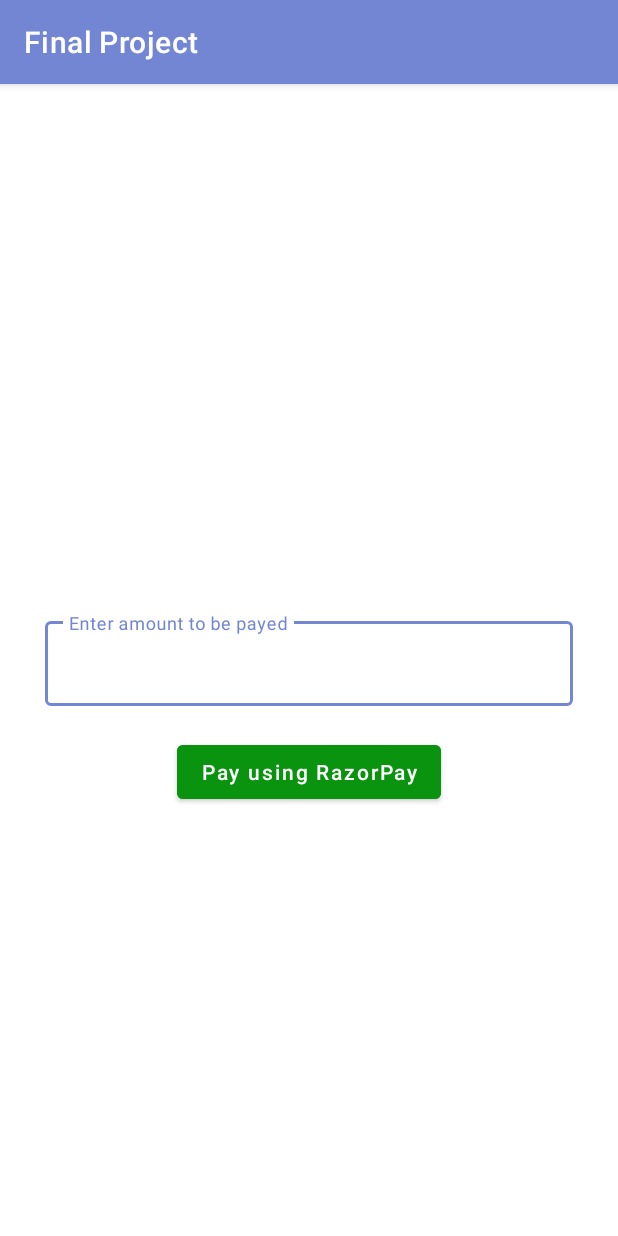
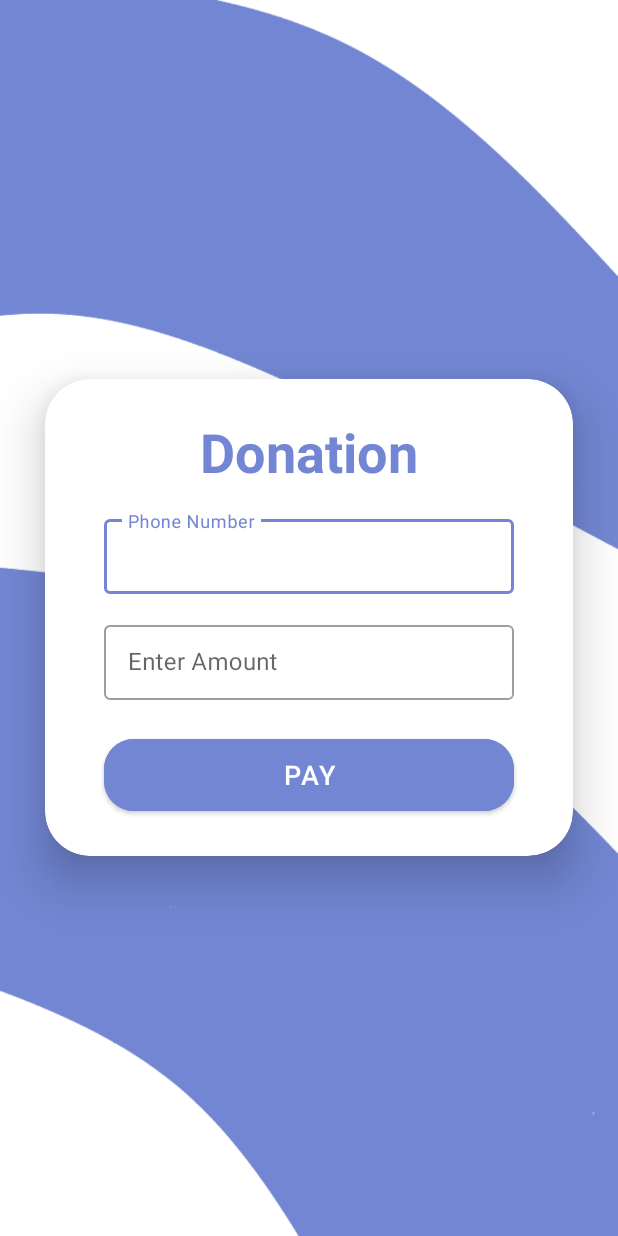
Before and after one commit to Pav10s/FinalProject, an Android app: the screen it shows after launch once a user with an empty profile is signed in (Donation), in the options menu, after a tap on "Donations", on a phone screen of 412 x 824 dp. Run offline under Robolectric (Android 15) with nearby library versions, the phone set to English and light mode, and no system bars; our stand-ins replace Firebase (no records; nobody signed in at launch, a user with empty details on screens opened directly); libraries missing offline, so code that uses them is left out: com.razorpay, org.checkerframework.dataflow; Roboto replaces fonts that are not available here.

Commit message:
Added Payment, Some changes in color theme

```diff
--- a/app/src/main/java/com/example/finalproject/Donation.java
+++ b/app/src/main/java/com/example/finalproject/Donation.java
@@ -1,6 +1,7 @@
 package com.example.finalproject;
 
 import android.os.Bundle;
+import android.text.TextUtils;
 import android.view.View;
 import android.widget.Button;
 import android.widget.EditText;
@@ -21,13 +22,14 @@ public class Donation extends AppCompatActivity implements PaymentResultListener
     FirebaseAuth mAuth;
     FirebaseUser user;
     String email;
-    private EditText amountEdt;
+    private EditText amountEdt, ph_number;
     private Button payBtn;
 
     @Override
     protected void onCreate(Bundle savedInstanceState) {
         super.onCreate(savedInstanceState);
         setContentView(R.layout.activity_donations);
+        getSupportActionBar().hide();
 
         mAuth = FirebaseAuth.getInstance();
         user =mAuth.getCurrentUser();
@@ -35,6 +37,7 @@ public class Donation extends AppCompatActivity implements PaymentResultListener
 
         // initializing all our variables.
         amountEdt = findViewById(R.id.idEdtAmount);
+        ph_number = findViewById(R.id.ph_number);
         payBtn = findViewById(R.id.idBtnPay);
 
         // adding on click listener to our button.
@@ -44,6 +47,13 @@ public class Donation extends AppCompatActivity implements PaymentResultListener
                 // on below line we are getting
                 // amount that is entered by user.
                 String samount = amountEdt.getText().toString();
+                String phnumber = ph_number.getText().toString();
+
+                if (TextUtils.isEmpty(samount) || TextUtils.isEmpty(phnumber))
+                    amountEdt.setError("This field cannot be empty");
+
+
+                else {
 
                     // rounding off the amount.
                     int amount = Math.round(Float.parseFloat(samount) * 100);
@@ -75,7 +85,7 @@ public class Donation extends AppCompatActivity implements PaymentResultListener
                         object.put("amount", amount);
 
                         // put mobile number
-                    object.put("prefill.contact", "7306158986");
+                        object.put("prefill.contact", phnumber);
 
                         // put email
                         object.put("prefill.email", email);
@@ -84,6 +94,7 @@ public class Donation extends AppCompatActivity implements PaymentResultListener
                         checkout.open(Donation.this, object);
                     } catch (JSONException e) {
                         e.printStackTrace();
+                    }
                 }
             }
         });
--- a/app/src/main/res/layout/activity_donations.xml
+++ b/app/src/main/res/layout/activity_donations.xml
@@ -1,39 +1,106 @@
 <?xml version="1.0" encoding="utf-8"?>
-<RelativeLayout xmlns:android="http://schemas.android.com/apk/res/android"
+<LinearLayout
+xmlns:android="http://schemas.android.com/apk/res/android"
 xmlns:app="http://schemas.android.com/apk/res-auto"
 xmlns:tools="http://schemas.android.com/tools"
 android:layout_width="match_parent"
 android:layout_height="match_parent"
-    tools:context=".Donation">
+android:orientation="vertical"
+android:gravity="center"
+android:background="@drawable/loginpage"
+tools:context=".Login">
+
+<androidx.cardview.widget.CardView
+    android:layout_width="match_parent"
+    android:layout_height="wrap_content"
+    android:layout_margin="30dp"
+    app:cardCornerRadius="30dp"
+    app:cardElevation="20dp"
+    android:background="@drawable/custom_edittext">
+
+    <LinearLayout
+        android:layout_width="match_parent"
+        android:layout_height="wrap_content"
+        android:orientation="vertical"
+        android:layout_gravity="center_horizontal"
+        android:padding="24dp">
+
+
+        <TextView
+            android:layout_width="match_parent"
+            android:layout_height="wrap_content"
+            android:text="Donation"
+            android:id="@+id/loginText"
+            android:textSize="36sp"
+            android:textAlignment="center"
+            android:textStyle="bold"
+            android:textColor="@color/purple"/>
 
         <com.google.android.material.textfield.TextInputLayout
-        android:id="@+id/amountlayout"
+            android:id="@+id/amountlayout1"
             style="@style/Widget.MaterialComponents.TextInputLayout.OutlinedBox"
             android:layout_width="match_parent"
             android:layout_height="wrap_content"
             android:layout_centerInParent="true"
-        android:layout_marginLeft="30dp"
-        android:layout_marginRight="30dp">
+            android:layout_margin="15dp">
 
             <EditText
-            android:id="@+id/idEdtAmount"
                 android:layout_width="match_parent"
-            android:layout_height="wrap_content"
-            android:hint="Enter amount to be payed"
-            android:inputType="number" />
+                android:layout_height="50dp"
+                android:id="@+id/ph_number"
+                android:drawablePadding="8dp"
+                android:hint="Phone Number"
+                android:padding="8dp"
+                android:textColor="@color/black"
+                android:textColorHighlight="@color/cardview_dark_background"
+                android:layout_marginTop="40dp" />
 
         </com.google.android.material.textfield.TextInputLayout>
 
-    <!--button to make payment-->
+
+        <com.google.android.material.textfield.TextInputLayout
+            android:id="@+id/amountlayout2"
+            style="@style/Widget.MaterialComponents.TextInputLayout.OutlinedBox"
+            android:layout_width="match_parent"
+            android:layout_height="wrap_content"
+            android:layout_centerInParent="true"
+            android:layout_marginLeft="15dp"
+            android:layout_marginRight="15dp">
+        <EditText
+            android:layout_width="match_parent"
+            android:layout_height="50dp"
+            android:id="@+id/idEdtAmount"
+            android:drawablePadding="8dp"
+            android:hint="Enter Amount"
+            android:padding="8dp"
+            android:textColor="@color/black"
+            android:textColorHighlight="@color/cardview_dark_background"
+            android:layout_marginTop="20dp"/>
+        </com.google.android.material.textfield.TextInputLayout>
+
+
+
         <Button
+            android:layout_width="match_parent"
+            android:layout_height="60dp"
             android:id="@+id/idBtnPay"
-        android:layout_width="wrap_content"
-        android:layout_height="wrap_content"
-        android:layout_below="@id/amountlayout"
-        android:layout_centerHorizontal="true"
+            android:text="Pay"
+            android:textSize="18sp"
             android:layout_marginTop="20dp"
-        android:backgroundTint="#0A930F"
-        android:text="Pay using RazorPay"
-        android:textAllCaps="false" />
+            android:backgroundTint="@color/purple"
+            app:cornerRadius = "20dp"
+            android:layout_marginLeft="15dp"
+            android:layout_marginRight="15dp" />
+    </LinearLayout>
 
-</RelativeLayout>
+</androidx.cardview.widget.CardView>
+
+
+
+
+
+
+
+
+
+</LinearLayout>
--- a/app/src/main/res/menu/main_menu.xml
+++ b/app/src/main/res/menu/main_menu.xml
@@ -4,23 +4,21 @@
 
     <item
         android:id="@+id/request"
-        android:title="Change Phone" />
+        android:title="Change Phone"/>
+
+    <item
+        android:id="@+id/donate"
+        android:title="Donations"/>
+
+    <item
+        android:id="@+id/sent_request"
+        android:title="Feedback"/>
 
     <item
         android:id="@+id/about"
-        android:title="About"
-        />
-    <item
-        android:id="@+id/donate"
-        android:title="Donations"
-        />
-
-    <item
-        android:id="@+id/sent_request"
-        android:title="Sent Requests"
-        />
+        android:title="About"/>
 
     <item
         android:id="@+id/log_out"
-        android:title="Logout" />
+        android:title="Logout"/>
 </menu>
--- a/app/src/main/res/values-night/themes.xml
+++ b/app/src/main/res/values-night/themes.xml
@@ -2,15 +2,15 @@
     <!-- Base application theme. -->
     <style name="Theme.FinalProject" parent="Theme.MaterialComponents.DayNight.DarkActionBar">
         <!-- Primary brand color. -->
-        <item name="colorPrimary">@color/purple_200</item>
+        <item name="colorPrimary">@color/purple</item>
         <item name="colorPrimaryVariant">@color/purple_700</item>
         <item name="colorOnPrimary">@color/black</item>
         <!-- Secondary brand color. -->
         <item name="colorSecondary">@color/teal_200</item>
         <item name="colorSecondaryVariant">@color/teal_200</item>
-        <item name="colorOnSecondary">@color/black</item>
+        <item name="colorOnSecondary">@color/purple</item>
         <!-- Status bar color. -->
-        <item name="android:statusBarColor">?attr/colorPrimaryVariant</item>
+        <item name="android:statusBarColor">@color/purple</item>
         <!-- Customize your theme here. -->
     </style>
 </resources>
--- a/app/src/main/res/values/themes.xml
+++ b/app/src/main/res/values/themes.xml
@@ -10,7 +10,7 @@
         <item name="colorSecondaryVariant">@color/teal_700</item>
         <item name="colorOnSecondary">@color/purple</item>
         <!-- Status bar color. -->
-        <item name="android:statusBarColor">?attr/colorPrimaryVariant</item>
+        <item name="android:statusBarColor">@color/purple</item>
         <!-- Customize your theme here. -->
 
     </style>
```
Lines whose indentation alone changed are shown as unchanged.
